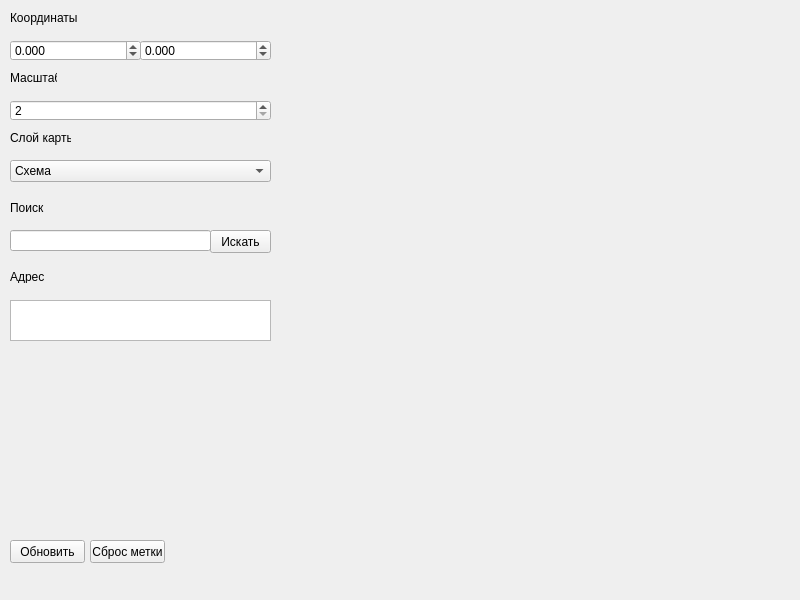
Qt form ui.ui (GoldmanYT/one_big_problem) before a commit.
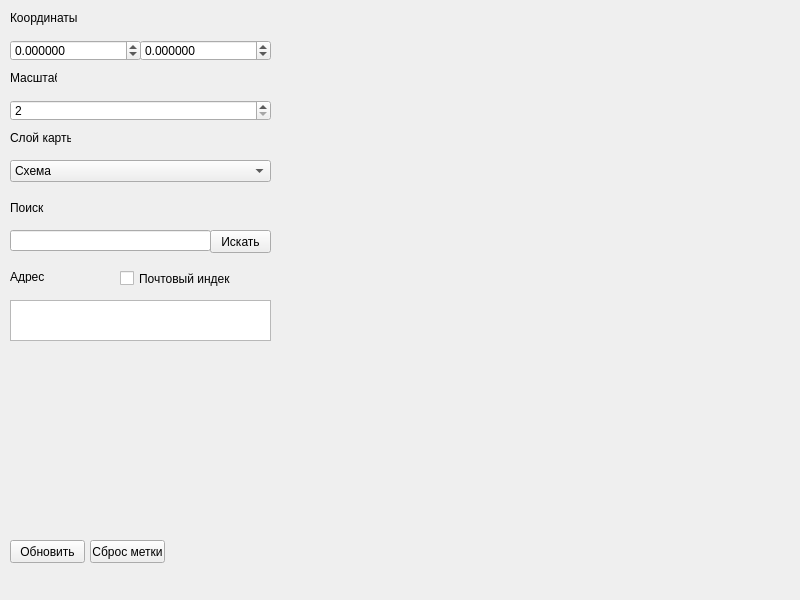
The same form after that commit.

The edit to the form file:
```diff
--- a/ui.ui
+++ b/ui.ui
@@ -85,7 +85,7 @@
      </rect>
     </property>
     <property name="decimals">
-     <number>3</number>
+     <number>6</number>
     </property>
     <property name="minimum">
      <double>-180.000000000000000</double>
@@ -107,7 +107,7 @@
      </rect>
     </property>
     <property name="decimals">
-     <number>3</number>
+     <number>6</number>
     </property>
     <property name="minimum">
      <double>-90.000000000000000</double>
@@ -255,6 +255,19 @@
      </rect>
     </property>
    </widget>
+   <widget class="QCheckBox" name="cb_postal_code">
+    <property name="geometry">
+     <rect>
+      <x>120</x>
+      <y>270</y>
+      <width>111</width>
+      <height>17</height>
+     </rect>
+    </property>
+    <property name="text">
+     <string>Почтовый индекс</string>
+    </property>
+   </widget>
   </widget>
  </widget>
  <resources/>
```
